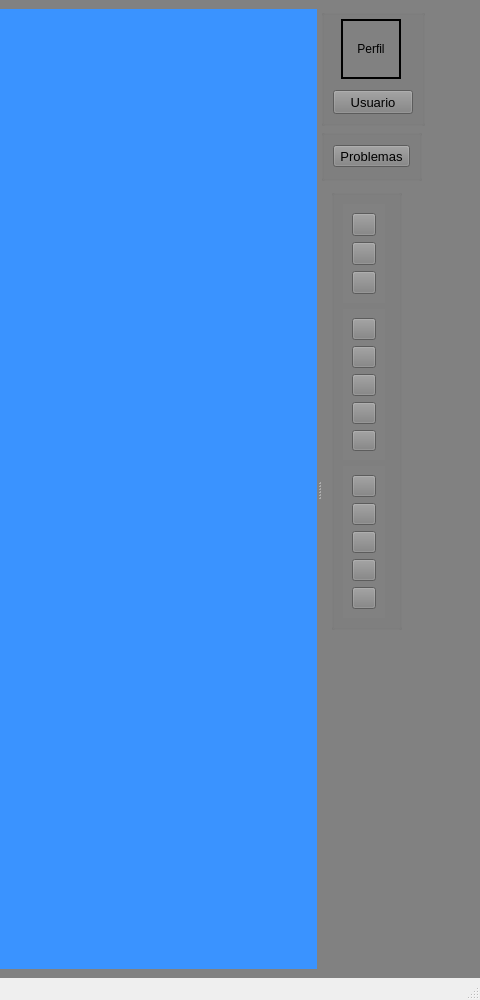
Above: Trabajo/mainwindow.ui from KaiacUPV/PROYECTO-IHM before the change; both pictures show x 520 to 1000 and y 0 to 1000 of the 1000 by 1000 pixel window. Below: the same form after it.
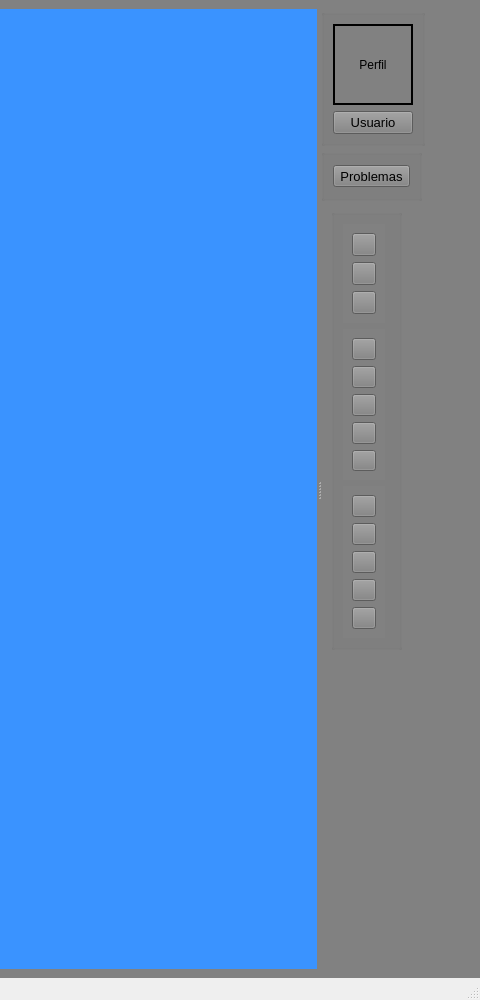
That is the form after the change. The open tabs and pages were chosen to show the change.

Patch:
```diff
--- a/Trabajo/mainwindow.ui
+++ b/Trabajo/mainwindow.ui
@@ -76,7 +76,7 @@
             <property name="geometry">
              <rect>
               <x>10</x>
-              <y>180</y>
+              <y>200</y>
               <width>71</width>
               <height>441</height>
              </rect>
@@ -393,7 +393,7 @@
             <property name="geometry">
              <rect>
               <x>0</x>
-              <y>120</y>
+              <y>140</y>
               <width>101</width>
               <height>52</height>
              </rect>
@@ -437,7 +437,7 @@
               <x>0</x>
               <y>0</y>
               <width>104</width>
-              <height>117</height>
+              <height>137</height>
              </rect>
             </property>
             <property name="sizePolicy">
@@ -454,15 +454,9 @@
             <property name="title">
              <string/>
             </property>
+            <layout class="QVBoxLayout" name="verticalLayout">
+             <item>
             <widget class="QLabel" name="lblUserAvatar">
-             <property name="geometry">
-              <rect>
-               <x>20</x>
-               <y>10</y>
-               <width>60</width>
-               <height>60</height>
-              </rect>
-             </property>
              <property name="sizePolicy">
               <sizepolicy hsizetype="Fixed" vsizetype="Minimum">
                <horstretch>0</horstretch>
@@ -471,8 +465,8 @@
              </property>
              <property name="minimumSize">
               <size>
-               <width>60</width>
-               <height>60</height>
+                 <width>80</width>
+                 <height>80</height>
               </size>
              </property>
              <property name="baseSize">
@@ -492,15 +486,9 @@
               <set>Qt::AlignmentFlag::AlignCenter</set>
              </property>
             </widget>
+             </item>
+             <item>
             <widget class="QPushButton" name="Boton_Usuario">
-             <property name="geometry">
-              <rect>
-               <x>12</x>
-               <y>81</y>
-               <width>80</width>
-               <height>24</height>
-              </rect>
-             </property>
              <property name="sizePolicy">
               <sizepolicy hsizetype="Fixed" vsizetype="Fixed">
                <horstretch>0</horstretch>
@@ -511,6 +499,8 @@
               <string>Usuario</string>
              </property>
             </widget>
+             </item>
+            </layout>
            </widget>
           </widget>
           <widget class="QWidget" name="page_2"/>
```
Left out of the diff: 33 changed lines with no effect on the pictures. Lines whose indentation alone changed are shown as unchanged.
